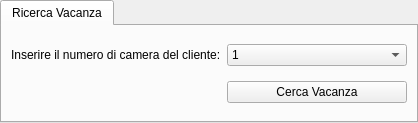
mdoraz/Hotel, file ui/Receptionist/GestireLaVacanza/RicercaVacanza.ui: the form before one commit.
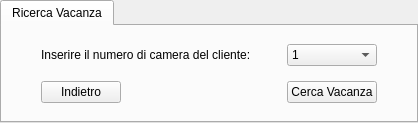
The form after the commit.

Commit message: Completato scheletro HomeGestioneVacanza inserendo tutti i file .ui e collegandoli tra loro + modifiche bottoni vari file .ui + collegata tutta la gestione vacanza al bottone della homeReceptionist

What changed in the file:
```diff
--- a/ui/Receptionist/GestireLaVacanza/RicercaVacanza.ui
+++ b/ui/Receptionist/GestireLaVacanza/RicercaVacanza.ui
@@ -211,11 +211,30 @@
     </item>
     <item row="1" column="1">
      <widget class="QPushButton" name="btnCercaVacanza">
+      <property name="sizePolicy">
+       <sizepolicy hsizetype="Maximum" vsizetype="Fixed">
+        <horstretch>0</horstretch>
+        <verstretch>0</verstretch>
+       </sizepolicy>
+      </property>
       <property name="text">
        <string>Cerca Vacanza</string>
       </property>
      </widget>
     </item>
+    <item row="1" column="0">
+     <widget class="QPushButton" name="btnIndietro">
+      <property name="sizePolicy">
+       <sizepolicy hsizetype="Maximum" vsizetype="Fixed">
+        <horstretch>0</horstretch>
+        <verstretch>0</verstretch>
+       </sizepolicy>
+      </property>
+      <property name="text">
+       <string>Indietro</string>
+      </property>
+     </widget>
+    </item>
    </layout>
   </widget>
  </widget>
```
The commit also changes 18 other files.
